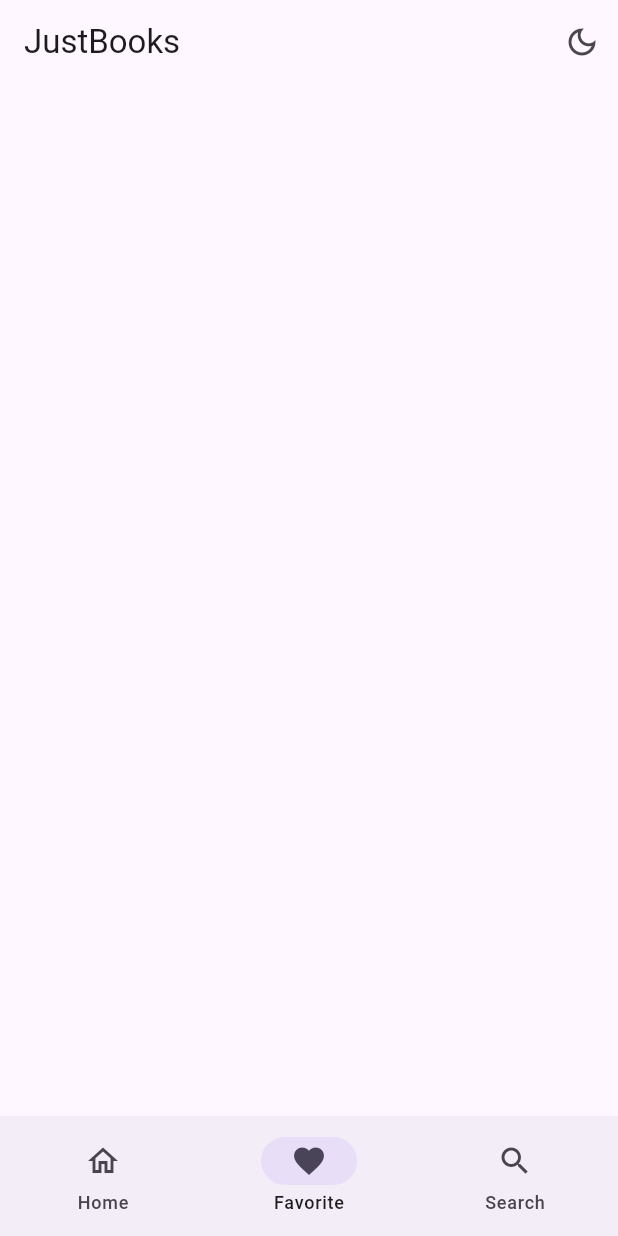
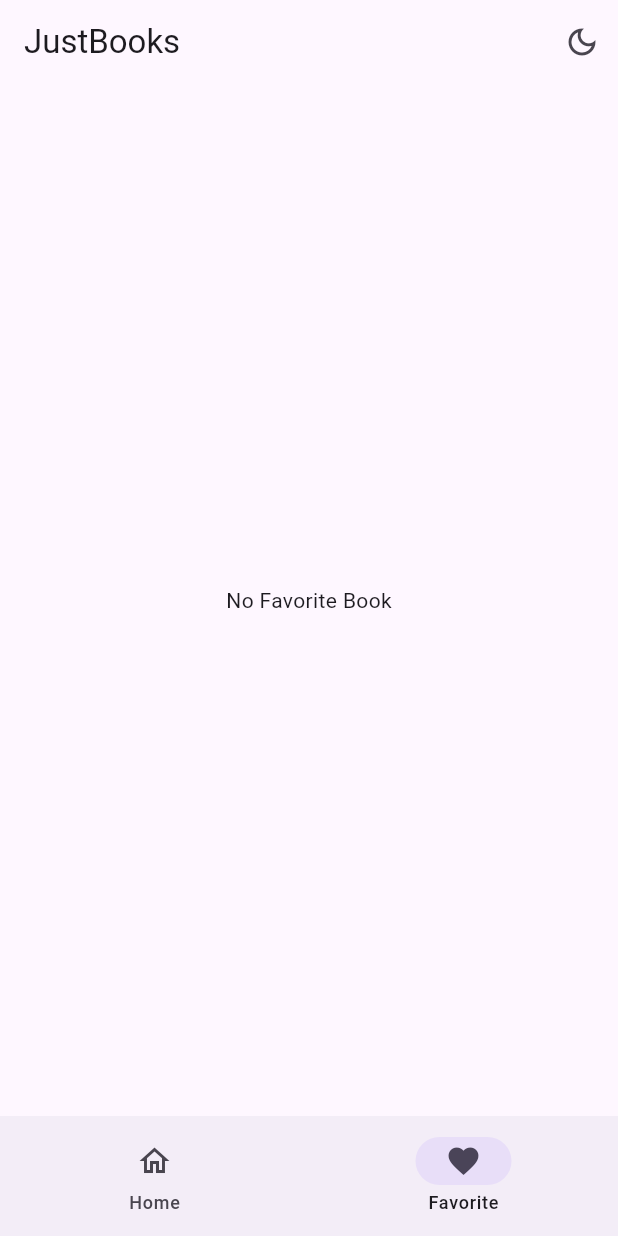
Before and after one commit to xN3k/ReadMap, a Flutter app: the screen it shows after launch, item 2 of the bottom bar chosen, on a phone screen of 412 x 824 dp. Run offline on Flutter 3.47's test engine with Material 3 defaults, Android fonts, the phone set to English and light mode, and no system bars.

Commit message:
Fixed favorite provider

```diff
--- a/lib/network/book_service.dart
+++ b/lib/network/book_service.dart
@@ -19,7 +19,6 @@ class BookService {
         throw Exception('Failed to Load Book');
       }
     } catch (e) {
-      print(e);
       throw Exception(e);
     }
   }
--- a/lib/screens/book_detail.dart
+++ b/lib/screens/book_detail.dart
@@ -49,6 +49,9 @@ class BookDetail extends StatelessWidget {
                 'Publisished: ${book.publishedDate}',
                 style: theme.bodySmall,
               ),
+              const SizedBox(
+                height: 10,
+              ),
               Center(
                 child: ElevatedButton.icon(
                   onPressed: () {
@@ -59,6 +62,9 @@ class BookDetail extends StatelessWidget {
                       ? const Icon(Icons.favorite)
                       : const Icon(Icons.favorite_border),
                 ),
+              ),
+              const SizedBox(
+                height: 10,
               ),
               Text('Description', style: theme.titleMedium),
               Container(
--- a/lib/screens/favorite_screen.dart
+++ b/lib/screens/favorite_screen.dart
@@ -13,7 +13,11 @@ class FavoriteScreen extends StatelessWidget {
     final favoriteBooks = favoriteProvider.favoriteList;
     return Padding(
       padding: const EdgeInsets.all(32),
-      child: ListView.builder(
+      child: favoriteBooks.isEmpty
+          ? const Center(
+              child: Text('No Favorite Book'),
+            )
+          : ListView.builder(
               itemCount: favoriteBooks.length,
               itemBuilder: (context, index) {
                 final book = favoriteBooks[index];
--- a/lib/screens/home_screen.dart
+++ b/lib/screens/home_screen.dart
@@ -47,10 +47,6 @@ class _HomeScreenState extends State<HomeScreen> {
             icon: Icon(Icons.favorite),
             label: 'Favorite',
           ),
-          NavigationDestination(
-            icon: Icon(Icons.search),
-            label: 'Search',
-          ),
         ],
       ),
       body: <Widget>[
@@ -59,9 +55,6 @@ class _HomeScreenState extends State<HomeScreen> {
 
         /// Favorite page
         const FavoriteScreen(),
-
-        /// Search page
-        const SearchSection(),
       ][currentPageIndex],
     );
   }
```
Lines whose indentation alone changed are shown as unchanged.
